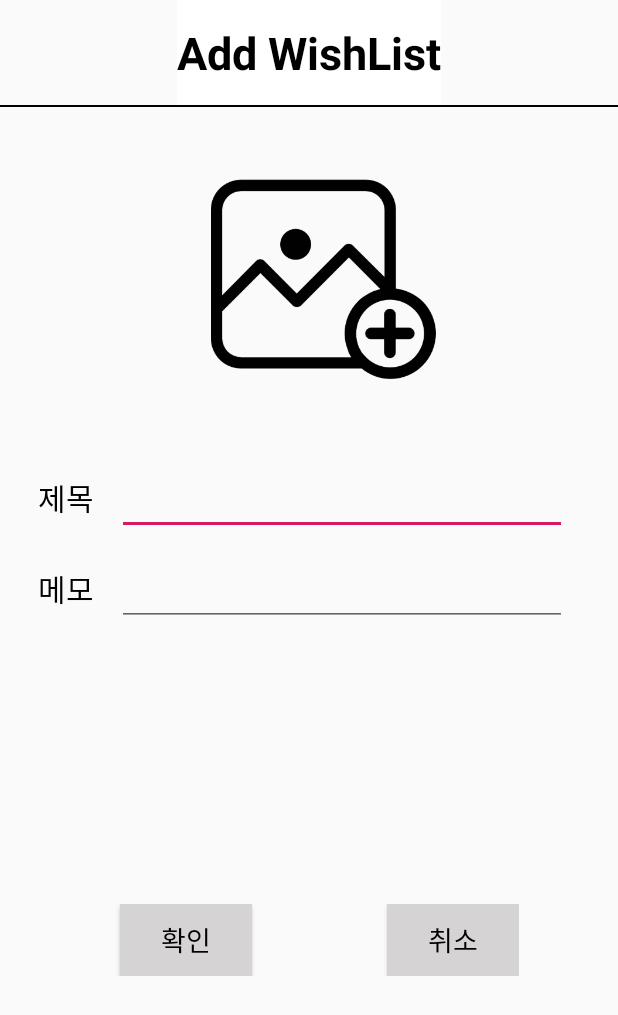
After one commit to Kwonsofia/TicketBook, an Android app: the MyPage_WishList_Add screen opened directly, with no data from a screen before it, on a phone screen of 412 x 824 dp. The commit adds this screen. Shown: the top 1015 px of the screen. Run offline under Robolectric (Android 15) with nearby library versions, the phone set to English and light mode, and no system bars; our stand-ins replace Firebase (no records; nobody signed in at launch, a user with empty details on screens opened directly).

Commit message:
2020020
# Conflicts:
#	app/src/main/AndroidManifest.xml

```diff
--- /dev/null
+++ b/app/src/main/java/com/example/ledger2/MyPage_WishList_Add.java
@@ -0,0 +1,121 @@
+package com.example.ledger2;
+
+import android.content.Intent;
+import android.media.Image;
+import android.os.Bundle;
+import android.util.Log;
+import android.view.Gravity;
+import android.view.View;
+import android.widget.Button;
+import android.widget.EditText;
+import android.widget.ImageButton;
+import android.widget.TextView;
+
+import com.google.firebase.database.DataSnapshot;
+import com.google.firebase.database.DatabaseError;
+import com.google.firebase.database.DatabaseReference;
+import com.google.firebase.database.FirebaseDatabase;
+import com.google.firebase.database.IgnoreExtraProperties;
+import com.google.firebase.database.ValueEventListener;
+
+import androidx.appcompat.app.AppCompatActivity;
+import androidx.drawerlayout.widget.DrawerLayout;
+
+public class MyPage_WishList_Add extends AppCompatActivity {
+
+    // Write a message to the database
+    FirebaseDatabase database_wish = FirebaseDatabase.getInstance();
+
+    Button button_save;
+    EditText edit_wish_title;
+    EditText edit_wish_memo;
+    ImageButton image_wish_poster;
+
+    @Override
+    public void onCreate(Bundle savedInstanceState) {
+        super.onCreate(savedInstanceState);
+        setContentView(R.layout.mypage_wishlist_add);
+
+        button_save = findViewById(R.id.wish_add_save);
+        edit_wish_title = findViewById(R.id.wishlist_edit_title);
+        edit_wish_memo = findViewById(R.id.wishlist_edit_memo);
+        image_wish_poster = findViewById(R.id.image_add);
+
+//        database_wishlist = FirebaseDatabase.getInstance().getReference();
+//        //데이터베이스에서 데이터를 읽거나 쓰려면 DatabaseReference의 인스턴스가 필요합니다.
+
+        findViewById(R.id.wish_add_save).setOnClickListener(new View.OnClickListener() {
+            @Override
+            public void onClick(View v) {
+                Intent intent = new Intent();
+                intent.putExtra("title", edit_wish_title.getText().toString());
+                intent.putExtra("memo", edit_wish_memo.getText().toString());
+                intent.putExtra("poster", image_wish_poster.getImageTintMode());
+                setResult(0, intent);
+
+                Intent intent2 = new Intent(getBaseContext(), MyPage_WishList.class);
+                startActivity(intent2);
+                finish();
+            }
+        });
+
+        findViewById(R.id.wish_add_cancel).setOnClickListener(new View.OnClickListener() {
+            @Override
+            public void onClick(View v) {
+                Intent intent = new Intent(getBaseContext(), MyPage_WishList.class);
+                startActivity(intent);
+            }
+        });
+    }
+
+} //Class  -   MyPage_WishList_Add
+
+@IgnoreExtraProperties
+class MyPage_WishList_User2 {
+
+    public int workId=0;
+    public String workname;
+    public String memo;
+    public Image poster;
+
+
+    public MyPage_WishList_User2() {
+        // Default constructor required for calls to DataSnapshot.getValue(User.class)
+    }
+
+    public MyPage_WishList_User2(int workID, String workname, String memo, Image poster) {
+        this.workId = workID;
+        this.workname = workname;
+        this.memo = memo;
+        this.poster = poster;
+    }
+
+
+
+    /*---------------get--------------*/
+    public int getWorkId(){
+        return workId;
+    }
+    public String getWorkname(){
+        return workname;
+    }
+    public String getMemo(){
+        return memo;
+    }
+    public Image getPoster(){
+        return poster;
+    }
+    /*---------------set--------------*/
+    public void setWorkId(int workId) {
+        this.workId = workId;
+    }
+    public void setWorkname(String workname) {
+        this.workname = workname;
+    }
+    public void setMemo(String memo) {
+        this.memo = memo;
+    }
+    public void setPoster(Image poster) {
+        this.poster = poster;
+    }
+} //Class  -   MyPage_WishList_User2
--- a/app/src/main/res/layout/activity_mypage.xml
+++ b/app/src/main/res/layout/activity_mypage.xml
@@ -122,7 +122,7 @@
         <androidx.viewpager.widget.ViewPager
             android:id="@+id/viewpager"
             android:layout_width="match_parent"
-            android:layout_height="500dp"
+            android:layout_height="415dp"
             android:background="#ffffff" />
 
 
--- a/app/src/main/res/layout/mypage_fragfour_etc.xml
+++ b/app/src/main/res/layout/mypage_fragfour_etc.xml
@@ -1,7 +1,8 @@
 <?xml version="1.0" encoding="utf-8"?>
 <LinearLayout xmlns:android="http://schemas.android.com/apk/res/android"
     android:layout_width="match_parent"
-    android:layout_height="match_parent">
+    android:layout_height="match_parent"
+    android:orientation="vertical">
     <TextView
         android:layout_width="match_parent"
         android:layout_height="match_parent"
--- a/app/src/main/res/layout/mypage_fragone_musical.xml
+++ b/app/src/main/res/layout/mypage_fragone_musical.xml
@@ -1,7 +1,8 @@
 <?xml version="1.0" encoding="utf-8"?>
 <LinearLayout xmlns:android="http://schemas.android.com/apk/res/android"
     android:layout_width="match_parent"
-    android:layout_height="match_parent">
+    android:layout_height="match_parent"
+    android:orientation="vertical">
 
     <TextView
         android:layout_width="match_parent"
--- a/app/src/main/res/layout/mypage_fragthree_exhibition.xml
+++ b/app/src/main/res/layout/mypage_fragthree_exhibition.xml
@@ -1,7 +1,8 @@
 <?xml version="1.0" encoding="utf-8"?>
 <LinearLayout xmlns:android="http://schemas.android.com/apk/res/android"
     android:layout_width="match_parent"
-    android:layout_height="match_parent">
+    android:layout_height="match_parent"
+    android:orientation="vertical">
 
     <TextView
         android:layout_width="match_parent"
--- a/app/src/main/res/layout/mypage_fragtwo_play.xml
+++ b/app/src/main/res/layout/mypage_fragtwo_play.xml
@@ -1,7 +1,8 @@
 <?xml version="1.0" encoding="utf-8"?>
 <LinearLayout xmlns:android="http://schemas.android.com/apk/res/android"
     android:layout_width="match_parent"
-    android:layout_height="match_parent">
+    android:layout_height="match_parent"
+    android:orientation="vertical">
 
     <TextView
         android:layout_width="match_parent"
--- a/app/src/main/res/layout/mypage_menu_header.xml
+++ b/app/src/main/res/layout/mypage_menu_header.xml
@@ -11,12 +11,13 @@
         <LinearLayout
             android:layout_width="match_parent"
             android:layout_height="170dp"
-            android:background="#ffffff" />
+            android:background="#ffffff"
+            android:orientation="vertical"/>
 
         <TextView
             android:layout_width="match_parent"
             android:layout_height="wrap_content"
-            android:text="문화생활기록부"
+            android:text="MENU"
             android:textSize="30dp"
             android:textStyle="bold"
             android:textColor="#000000"
--- /dev/null
+++ b/app/src/main/res/layout/mypage_wishlist_add.xml
@@ -0,0 +1,127 @@
+<?xml version="1.0" encoding="utf-8"?>
+<LinearLayout xmlns:android="http://schemas.android.com/apk/res/android"
+    android:layout_width="match_parent"
+    android:layout_height="match_parent"
+    android:orientation="vertical">
+
+
+    <TextView
+        android:id="@+id/title_wish_add"
+        android:layout_width="wrap_content"
+        android:layout_height="70dp"
+        android:background="#FFFFFF"
+        android:layout_gravity="center"
+        android:gravity="center"
+        android:text="Add WishList"
+        android:textColor="#000000"
+        android:textSize="30dp"
+        android:textStyle="bold" />
+
+    <LinearLayout
+        android:layout_width="match_parent"
+        android:layout_height="1dp"
+        android:background="#000000" />
+
+    <LinearLayout
+        android:id="@+id/image_adding"
+        android:layout_width="match_parent"
+        android:layout_height="wrap_content"
+        android:gravity="center"
+        android:layout_margin="10dp"
+        android:paddingLeft="20dp"
+        android:orientation="vertical">
+
+        <ImageButton
+            android:id="@+id/image_add"
+            android:layout_width="150dp"
+            android:layout_height="150dp"
+            android:background="@drawable/image_add"
+            android:scaleType="centerCrop"
+            android:layout_margin="30dp"/>
+    </LinearLayout>
+
+    <LinearLayout
+        android:layout_width="match_parent"
+        android:layout_height="match_parent"
+        android:orientation="vertical">
+
+        <LinearLayout
+            android:layout_width="wrap_content"
+            android:layout_height="wrap_content"
+            android:orientation="horizontal">
+
+            <TextView
+                android:layout_width="wrap_content"
+                android:layout_height="wrap_content"
+                android:padding="15dp"
+                android:text="제목"
+                android:textColor="#000000"
+                android:textSize="20dp"
+                android:layout_marginLeft="10dp"/>
+
+            <EditText
+                android:id="@+id/wishlist_edit_title"
+                android:layout_width="300dp"
+                android:layout_height="wrap_content"
+                android:inputType="text"
+                android:textSize="20dp" />
+
+        </LinearLayout>
+
+        <LinearLayout
+            android:layout_width="wrap_content"
+            android:layout_height="wrap_content"
+            android:orientation="horizontal">
+            <TextView
+                android:layout_width="wrap_content"
+                android:layout_height="wrap_content"
+                android:padding="15dp"
+                android:text="메모"
+                android:textColor="#000000"
+                android:textSize="20dp"
+                android:layout_marginLeft="10dp"/>
+            <EditText
+                android:id="@+id/wishlist_edit_memo"
+                android:layout_width="300dp"
+                android:layout_height="wrap_content"
+                android:inputType="text"
+                android:textSize="20dp" />
+
+        </LinearLayout>
+
+
+            <LinearLayout
+                android:layout_marginTop="180dp"
+                android:layout_width="wrap_content"
+                android:layout_height="wrap_content"
+                android:orientation="horizontal">
+
+                <Button
+                    android:id="@+id/wish_add_save"
+                    android:layout_width="wrap_content"
+                    android:layout_height="wrap_content"
+                    android:background="#D5D3D3"
+                    android:text="확인"
+                    android:textColor="#000000"
+                    android:textSize="18dp"
+                    android:layout_marginLeft="80dp"
+                    android:onClick="click_button_save"/>
+
+                <Button
+                    android:id="@+id/wish_add_cancel"
+                    android:layout_width="wrap_content"
+                    android:layout_height="wrap_content"
+                    android:background="#D5D3D3"
+                    android:text="취소"
+                    android:textColor="#000000"
+                    android:textSize="18dp"
+                    android:layout_marginLeft="90dp"
+                    android:onClick="click_button_cancel"/>
+
+            </LinearLayout>
+
+
+
+    </LinearLayout>
+
+</LinearLayout>
```
Also changed, not shown: app/src/main/AndroidManifest.xml (+20 -12 lines), app/src/main/java/com/example/ledger2/MyPage.java (+14 -7 lines), app/src/main/java/com/example/ledger2/MyPage_WishList.java (+90 -1 lines), app/src/main/res/drawable/add.xml (added, +10 -0 lines), app/src/main/res/drawable/back.xml (added, +10 -0 lines), app/src/main/res/drawable/ic_baseline_chevron_left_24.xml (added, +10 -0 lines), app/src/main/res/layout/mypage_wishlist.xml (+58 -2 lines), 1 other file.
